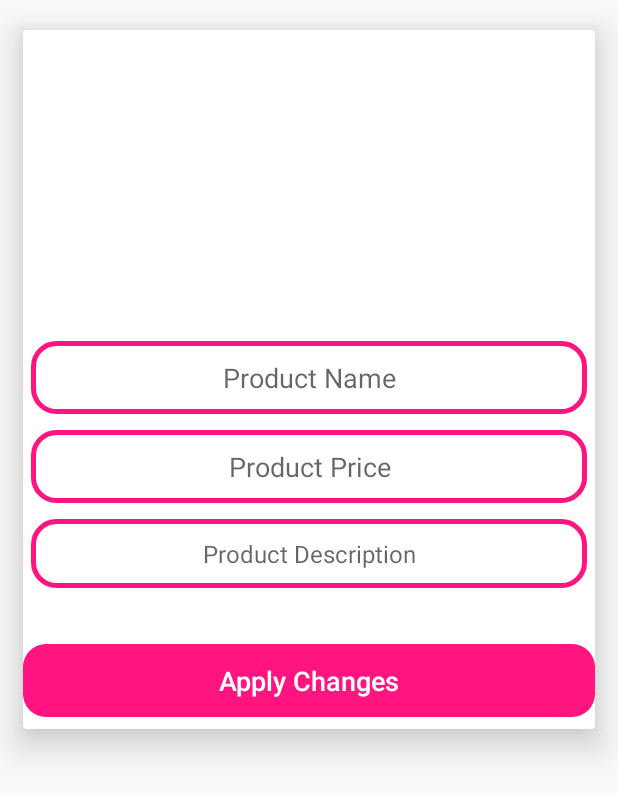
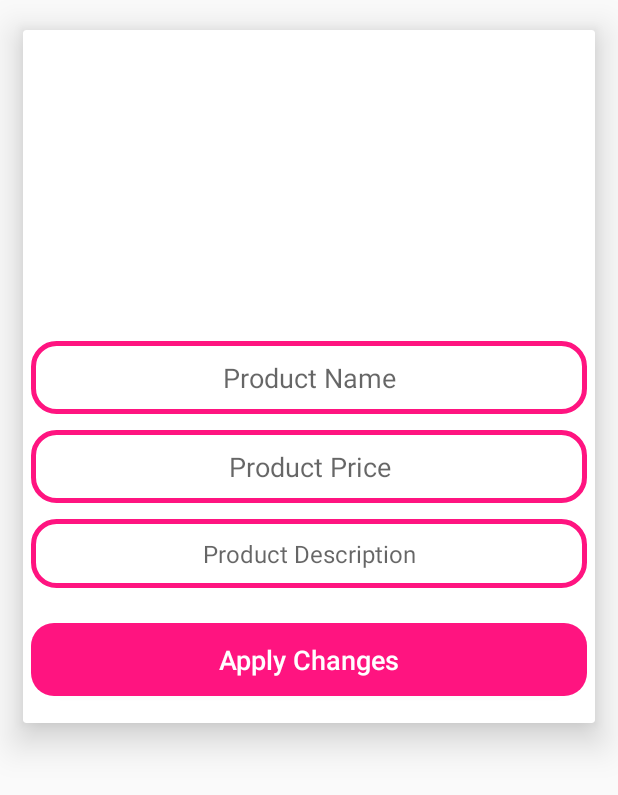
Before and after one commit to woupyie/Thrifty, an Android app: the AdminMaintainProductsActivity screen opened directly, with no data from a screen before it, on a phone screen of 412 x 824 dp. Shown: the top 795 px of the screen. Run offline under Robolectric (Android 15) with nearby library versions, the phone set to English and light mode, and no system bars; our stand-ins replace Firebase (no records; nobody signed in at launch, a user with empty details on screens opened directly), Picasso.

```diff
--- a/app/src/main/res/layout/activity_admin_maintain_products.xml
+++ b/app/src/main/res/layout/activity_admin_maintain_products.xml
@@ -74,8 +74,10 @@
             android:textSize="18dp"
             android:textColor="@android:color/white"
             android:padding="12dp"
-            android:layout_marginTop="32dp"
-            android:layout_marginBottom="8dp"
+            android:layout_marginLeft="5dp"
+            android:layout_marginRight="5dp"
+            android:layout_marginTop="18dp"
+            android:layout_marginBottom="18dp"
             android:background="@drawable/buttons"
             />
 
```
Also changed, not shown: app/src/main/java/com/woupyie/thrifty/HomeActivity.java (+20 -2 lines).
